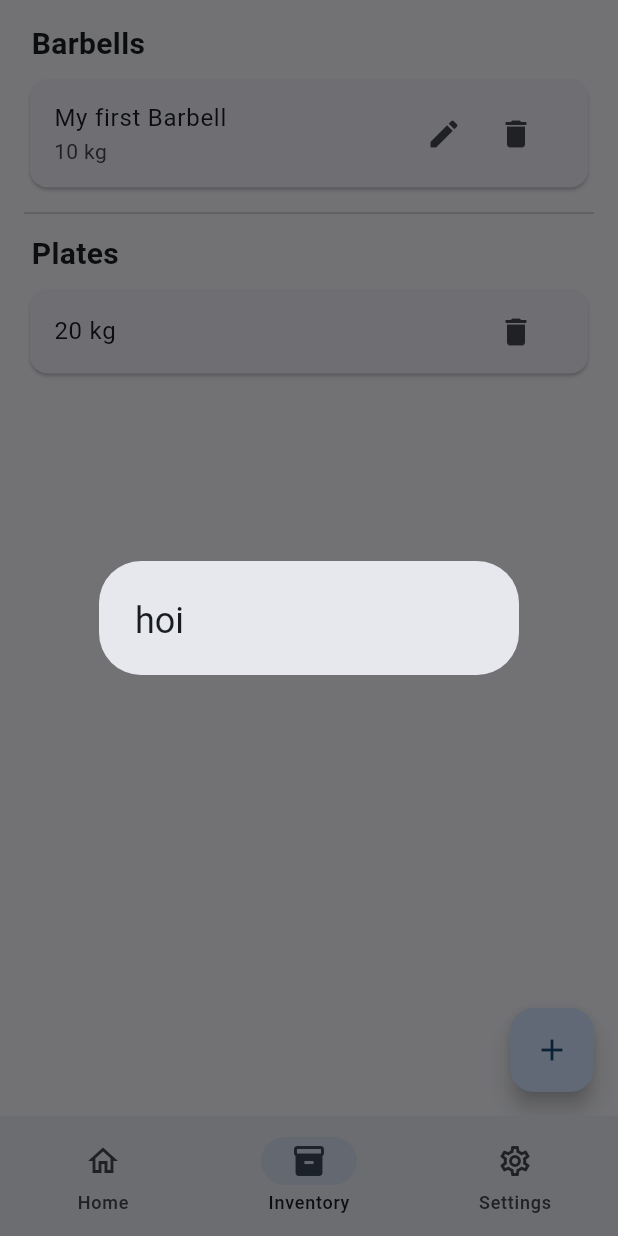
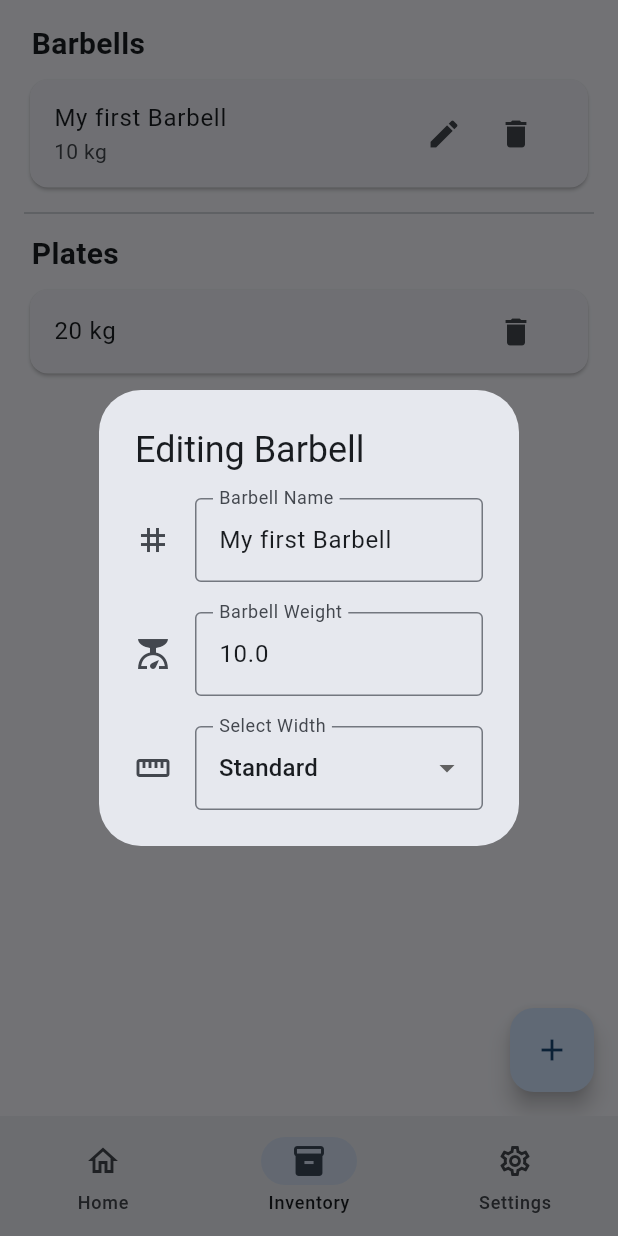
Before and after one commit to ThePi2K/BarbellCalc, a Flutter app: the screen it shows after launch, item 2 of the bottom bar chosen, after a tap on the "edit" icon, on a phone screen of 412 x 824 dp. Run offline on Flutter 3.47's test engine with Material 3 defaults, Android fonts, the phone set to English and light mode, and no system bars; our stand-ins replace flutter_colorpicker, flutter_svg, shared_preferences.

Commit message:
added editbarbell alertdialog
incl values in textfields

```diff
--- a/barbell_calc/lib/inventory.dart
+++ b/barbell_calc/lib/inventory.dart
@@ -843,17 +843,108 @@ class _CreateBarbellState extends State<CreateBarbell> {
 }
 
 class EditBarbell extends StatefulWidget {
-  const EditBarbell({super.key});
+  const EditBarbell({super.key, required this.barbell});
+
+  final Barbell barbell;
 
   @override
   State<EditBarbell> createState() => _EditBarbellState();
 }
 
 class _EditBarbellState extends State<EditBarbell> {
+  bool standardBarbells = true;
+  bool olympicBarbells = false;
+
+  bool metricSystem = true;
+
+  late String dropdownValue;
+
+  List<String> widthList = [];
+
+  @override
+  void initState() {
+    super.initState();
+    getBarbellWidths().then((_) {
+      if (widthList.isNotEmpty) {
+        dropdownValue = widthList.first;
+        setState(
+            () {}); // Trigger a rebuild to update the UI after dropdownValue is set
+      }
+    });
+  }
+
+  getBarbellWidths() async {
+    final SharedPreferences prefs = await SharedPreferences.getInstance();
+    // reading SharedPreferences and save the values to the variables
+    standardBarbells = prefs.getBool('standardBarbells') ?? true;
+    olympicBarbells = prefs.getBool('olympicBarbells') ?? false;
+
+    // get unit System
+    metricSystem = prefs.getBool('metricSystem') ?? true;
+
+    if (standardBarbells) {
+      widthList.add('Standard');
+    }
+    if (olympicBarbells) {
+      widthList.add('Olympic');
+    }
+  }
+
   @override
   Widget build(BuildContext context) {
-    return const AlertDialog(
-      title: Text('hoi'),
+    final TextEditingController nameController =
+        TextEditingController(text: widget.barbell.name);
+    final TextEditingController weightController =
+        TextEditingController(text: widget.barbell.weight.toString());
+    dropdownValue = widget.barbell.width;
+
+    return AlertDialog(
+      title: const Text('Editing Barbell'),
+      content: Column(
+        mainAxisSize: MainAxisSize.min,
+        crossAxisAlignment: CrossAxisAlignment.start,
+        children: [
+          TextField(
+            controller: nameController,
+            decoration: const InputDecoration(
+              border: OutlineInputBorder(),
+              labelText: 'Barbell Name',
+              icon: Icon(Icons.tag),
+            ),
+          ),
+          const SizedBox(height: 20),
+          TextField(
+            controller: weightController,
+            inputFormatters: [LengthLimitingTextInputFormatter(5)],
+            decoration: const InputDecoration(
+              border: OutlineInputBorder(),
+              labelText: 'Barbell Weight',
+              icon: Icon(Icons.scale),
+            ),
+            keyboardType: TextInputType.number,
+          ),
+          const SizedBox(height: 20),
+          DropdownButtonFormField<String>(
+            decoration: const InputDecoration(
+              border: OutlineInputBorder(),
+              labelText: 'Select Width',
+              icon: Icon(Icons.straighten),
+            ),
+            value: dropdownValue,
+            onChanged: (String? value) {
+              setState(() {
+                dropdownValue = value!;
+              });
+            },
+            items: widthList.map((String value) {
+              return DropdownMenuItem<String>(
+                value: value,
+                child: Text(value),
+              );
+            }).toList(),
+          ),
+        ],
+      ),
     );
   }
 }
@@ -1018,7 +1109,7 @@ class BarbellListItem extends StatelessWidget {
                 showDialog(
                   context: context,
                   builder: (BuildContext context) {
-                    return EditBarbell();
+                    return EditBarbell(barbell: barbell);
                   },
                 );
               },
```
